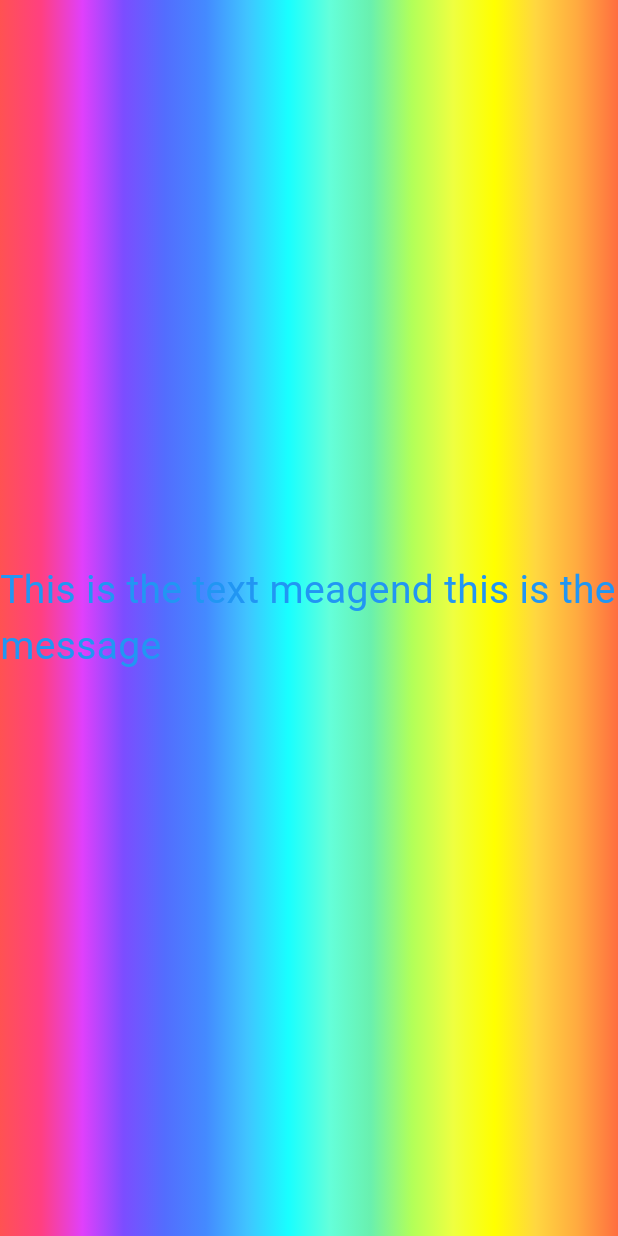
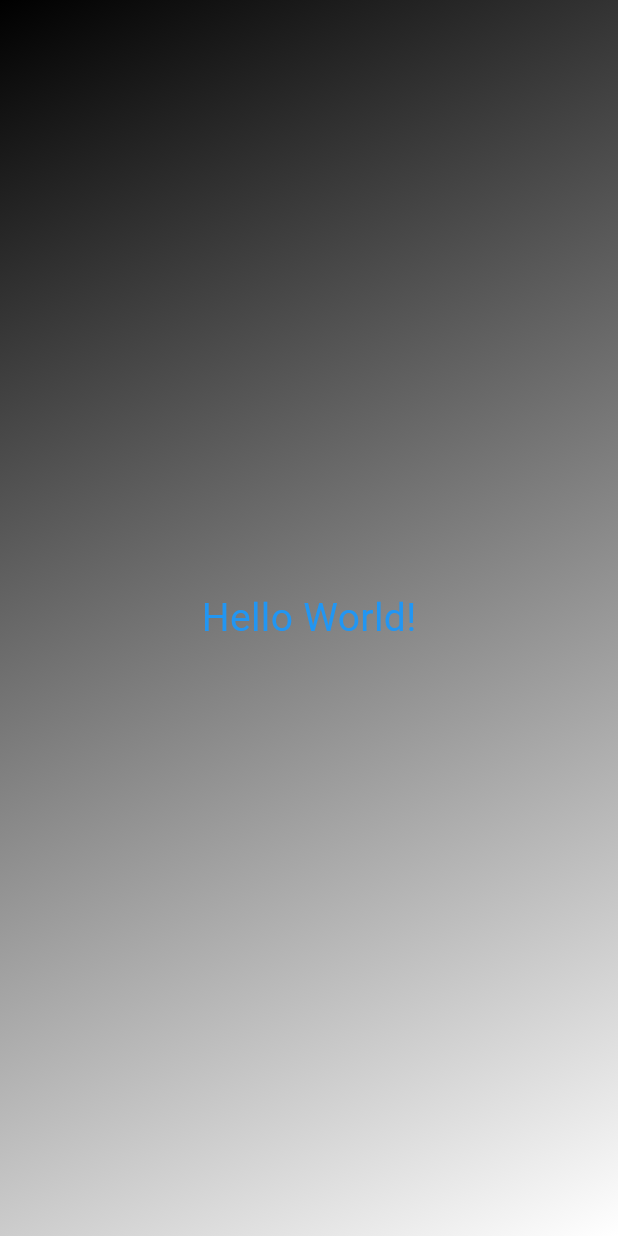
Before and after one commit to itssiddhant/Rolling-Dice_App, a Flutter app: the screen it shows after launch, on a phone screen of 412 x 824 dp. Run offline on Flutter 3.47's test engine with Material 3 defaults, Android fonts, the phone set to English and light mode, and no system bars.

```diff
--- /dev/null
+++ b/rolling_dice_app/lib/gradient_container.dart
@@ -0,0 +1,25 @@
+import 'package:flutter/material.dart';
+import 'styled_text.dart';
+
+const startAlignment = Alignment.topLeft;
+
+//custom widget
+class GradientContainer extends StatelessWidget {
+  const GradientContainer({required this.colors, super.key});
+  // const GradientContainer({this.color1,this.color2, super.key});
+  //final Color color1;
+  //final Color color2;
+  final List<Color> colors;
+
+  @override
+  Widget build(context) {
+    return Container(
+      decoration: BoxDecoration(
+          gradient: LinearGradient(
+              begin: startAlignment, end: Alignment.bottomRight, colors: colors
+              // colors: [color1,color2]
+              )),
+      child: Center(child: StyledText('Hello World!')),
+    );
+  }
+}
--- /dev/null
+++ b/rolling_dice_app/lib/styled_text.dart
@@ -0,0 +1,19 @@
+import 'package:flutter/material.dart';
+
+//you can use variables also;
+//var color = Colors.black;
+
+class StyledText extends StatelessWidget {
+  const StyledText(this.text,
+      {super.key}); //this.text is used to object used in the class itself which is defined in this line
+  final String text;
+
+  @override
+  Widget build(BuildContext context) {
+    return Text(
+      text,
+      softWrap: true,
+      style: TextStyle(fontSize: 26, color: Colors.blue),
+    );
+  }
+}
```
Also changed, not shown: rolling_dice_app/lib/main.dart (+2 -13 lines), 1 other file.
